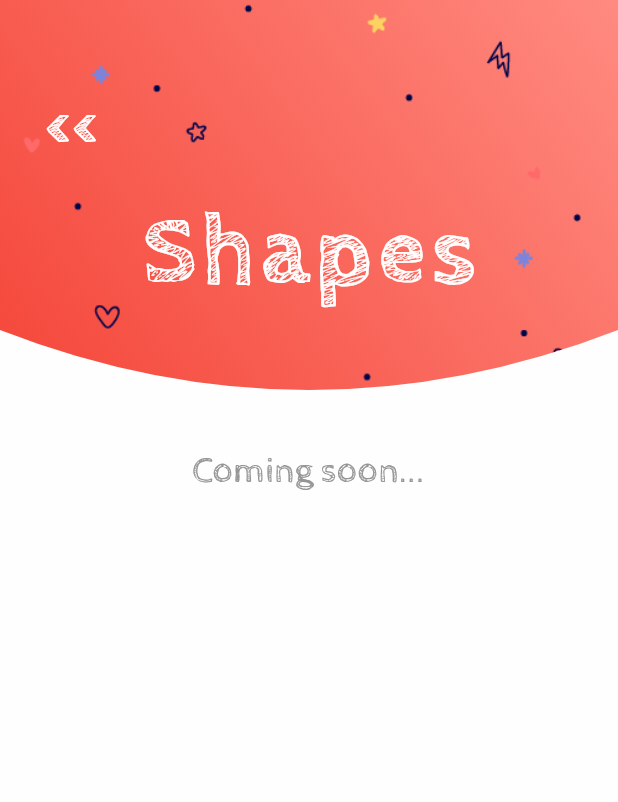
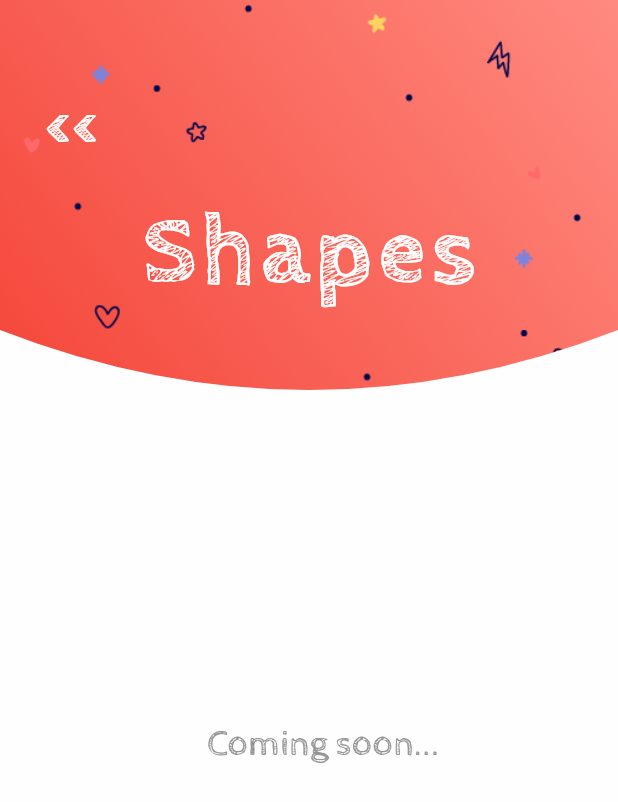
Before and after one commit to md-siam/kid_starter, a Flutter app: the ShapesScreen screen opened directly, on a phone screen of 412 x 824 dp. Shown: the top 802 px of the screen. Run offline on Flutter 3.47's test engine with Material 2 defaults, Android fonts, the light colour scheme and no system bars; our stand-ins replace just_audio.

Commit message:
changes SngleChildScrollView -> CustomScrollView

```diff
--- a/lib/app/constant.dart
+++ b/lib/app/constant.dart
@@ -1,4 +1,5 @@
 import 'dart:math';
+
 import 'package:flutter/material.dart';
 
 // Colors
--- a/lib/app/screens/shape_screen.dart
+++ b/lib/app/screens/shape_screen.dart
@@ -3,7 +3,7 @@ import 'package:flutter/material.dart';
 import '../constant.dart';
 import '../widgets/page_header.dart';
 
-class ShapesScreen extends StatelessWidget {
+class ShapesScreen extends StatefulWidget {
   final String title;
   final Color primaryColor;
   final Color secondaryColor;
@@ -16,20 +16,60 @@ class ShapesScreen extends StatelessWidget {
   }) : super(key: key);
 
   @override
+  State<ShapesScreen> createState() => _ShapesScreenState();
+}
+
+class _ShapesScreenState extends State<ShapesScreen> {
+  final _scrollController = ScrollController();
+  double offset = 0;
+
+  @override
+  void dispose() {
+    _scrollController.dispose();
+    super.dispose();
+  }
+
+  void onScroll() {
+    setState(() {
+      offset = (_scrollController.hasClients) ? _scrollController.offset : 0;
+    });
+  }
+
+  @override
   Widget build(BuildContext context) {
     return Scaffold(
-      body: Column(
-        children: [
-          PageHeader(
-            title: title,
-            primaryColor: primaryColor,
-            secondaryColor: secondaryColor,
+      body: CustomScrollView(
+        controller: _scrollController,
+        physics: const BouncingScrollPhysics(),
+        slivers: [
+          SliverToBoxAdapter(
+            child: PageHeader(
+              title: widget.title,
+              primaryColor: widget.primaryColor,
+              secondaryColor: widget.secondaryColor,
+            ),
           ),
-          Container(
-            alignment: Alignment.center,
-            child: Text(
-              'Coming soon...',
-              style: kSubTextStyle.copyWith(fontSize: 24),
+          SliverGrid(
+            gridDelegate: const SliverGridDelegateWithFixedCrossAxisCount(
+              crossAxisCount: 1,
+              crossAxisSpacing: 20.0,
+            ),
+            delegate: SliverChildBuilderDelegate(
+              childCount: 1,
+              (context, index) {
+                return Padding(
+                  padding: index % 2 == 0
+                      ? const EdgeInsets.only(bottom: 20, left: 20)
+                      : const EdgeInsets.only(bottom: 20, right: 20),
+                  child: Container(
+                    alignment: Alignment.center,
+                    child: Text(
+                      'Coming soon...',
+                      style: kSubTextStyle.copyWith(fontSize: 24),
+                    ),
+                  ),
+                );
+              },
             ),
           ),
         ],
```
Also changed, not shown: lib/app/screens/alphabet_en_screen.dart (+20 -8 lines), lib/app/screens/color_screen.dart (+20 -8 lines), lib/app/screens/numeric_en_screen.dart (+20 -8 lines), lib/app/screens/story_screen.dart (+52 -12 lines), 1 other file.
